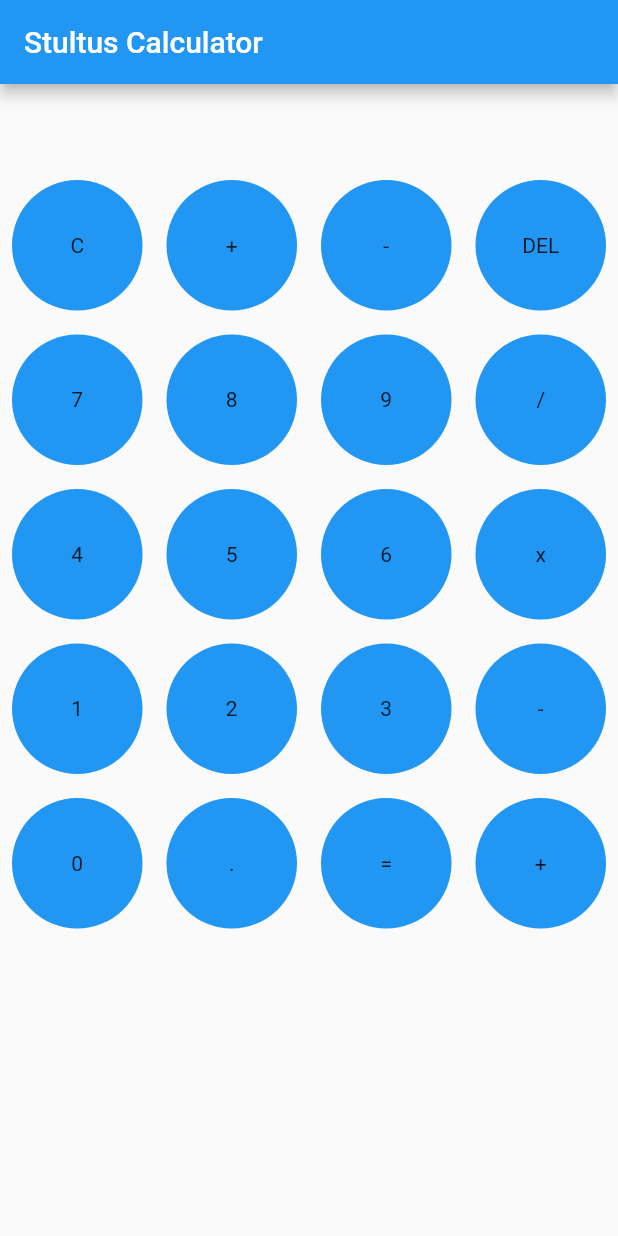
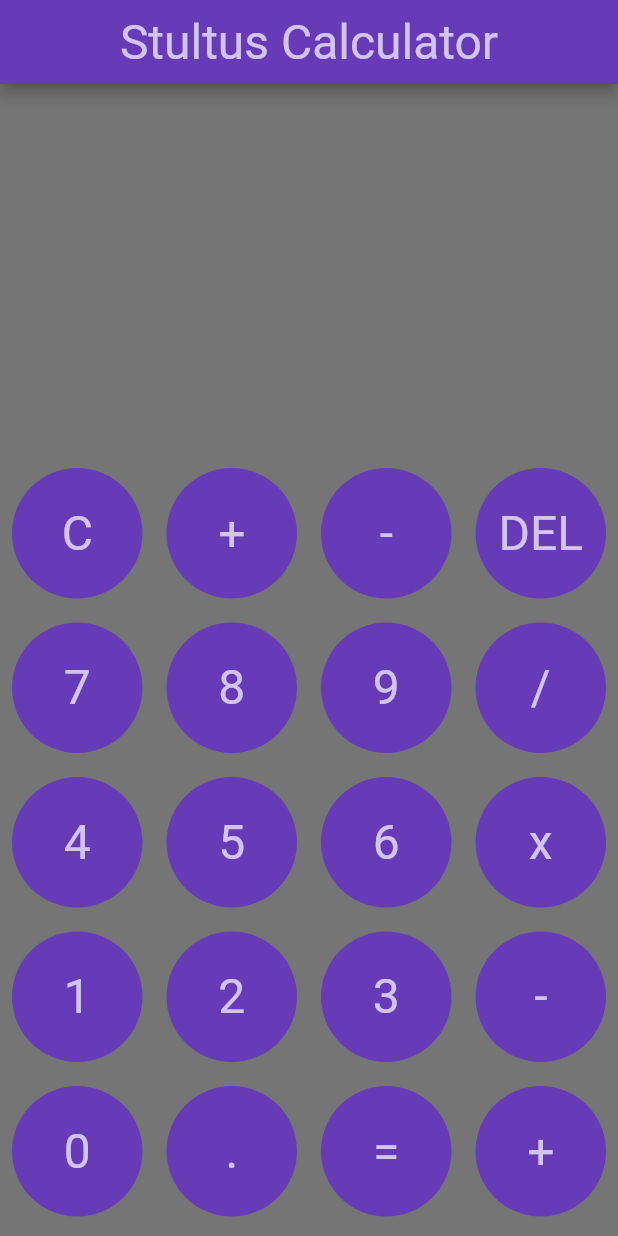
Before and after one commit to ashton0223/stultus_calculator, a Flutter app: the screen it shows after launch, on a phone screen of 412 x 824 dp. Run offline on Flutter 3.47's test engine with Material 2 defaults, Android fonts, the phone set to English and light mode, and no system bars.

Commit message:
UI changes

```diff
--- a/lib/calculations.dart
+++ b/lib/calculations.dart
@@ -12,7 +12,6 @@ String parseCalculator(String input) {
           var tokenOne = double.parse(tokens[j - 1]);
           var tokenTwo = double.parse(tokens[j + 1]);
           var combined = functions[i](tokenOne, tokenTwo);
-          print(combined);
           tokens[j - 1] = combined.toString();
           for (var k = 0; k < 2; k++) {
             tokens.removeAt(j);
--- a/lib/calculator.dart
+++ b/lib/calculator.dart
@@ -33,16 +33,28 @@ class Calculator extends StatefulWidget {
 
 class _CalculatorState extends State<Calculator> {
   String _calcView = '';
+  double _sizeMultiplier = 1;
 
   @override
   Widget build(BuildContext context) {
     return Column(
       children: [
-        Padding(
-          padding: EdgeInsets.all(20.0),
-          child: Text(_calcView),
+        Expanded(
+          child: Align(
+            alignment: Alignment.centerRight,
+            child: Text(
+              _calcView,
+              textAlign: TextAlign.right,
+              style: DefaultTextStyle.of(context)
+                  .style
+                  .apply(fontSizeFactor: 1.5 * _sizeMultiplier),
             ),
-        Expanded(
+          ),
+        ),
+        Container(
+          alignment: Alignment.bottomCenter,
+          child: SizedBox(
+            height: 520,
             child: GridView.builder(
               physics: ClampingScrollPhysics(),
               itemCount: buttons.length,
@@ -70,10 +82,18 @@ class _CalculatorState extends State<Calculator> {
                             _calcView.length - 1, _calcView.length);
                       }
                       if (_substr == " ") {
-                      _calcView = _calcView.substring(0, _calcView.length - 3);
+                        _calcView =
+                            _calcView.substring(0, _calcView.length - 3);
                       } else if (_substr != '') {
-                      _calcView = _calcView.substring(0, _calcView.length - 1);
+                        _calcView =
+                            _calcView.substring(0, _calcView.length - 1);
                       }
+                    });
+                  };
+                } else if (b == '=') {
+                  func = () {
+                    setState(() {
+                      _calcView = parseCalculator(randomizeInput(_calcView));
                     });
                   };
                 } else if (b == '+' || b == '-' || b == 'x' || b == '/') {
@@ -82,18 +102,19 @@ class _CalculatorState extends State<Calculator> {
                       _calcView += ' ' + b + ' ';
                     });
                   };
-              } else if (b == '=') {
-                func = () {
-                  setState(() {
-                    _calcView = parseCalculator(randomizeInput(_calcView));
-                  });
-                };
                 } else {
                   func = () {
                     setState(() {
                       _calcView += b;
                     });
                   };
+                }
+
+                // Change size multiplier in case there are too many #s
+                if (_calcView.length > 12) {
+                  _sizeMultiplier = 10 / (_calcView.length - 3);
+                } else {
+                  _sizeMultiplier = 1;
                 }
 
                 return CalculatorButton(
@@ -105,6 +126,7 @@ class _CalculatorState extends State<Calculator> {
               },
             ),
           ),
+        ),
       ],
     );
   }
--- a/lib/main.dart
+++ b/lib/main.dart
@@ -13,6 +13,24 @@ class MainApp extends StatelessWidget {
     return MaterialApp(
       title: 'Stultus Calculator',
       home: HomePage(title: 'Stultus Calculator'),
+      theme: ThemeData(
+        appBarTheme: AppBarTheme(
+          textTheme: TextTheme(
+            title: TextStyle(
+              fontSize: 32,
+              color: Colors.white70,
+            ),
+          ),
+        ),
+        textTheme: TextTheme(
+          body1: TextStyle(
+            fontSize: 32,
+            color: Colors.white70,
+          ),
+        ),
+        scaffoldBackgroundColor: Colors.black54,
+        primaryColor: Colors.deepPurple,
+      ),
     );
   }
 }
@@ -28,7 +46,7 @@ class HomePage extends StatelessWidget {
   Widget build(BuildContext context) {
     return Scaffold(
       appBar: AppBar(
-        title: Text(title),
+        title: Center(child: Text(title)),
       ),
       body: Calculator(),
     );
```
Lines whose indentation alone changed are shown as unchanged.
